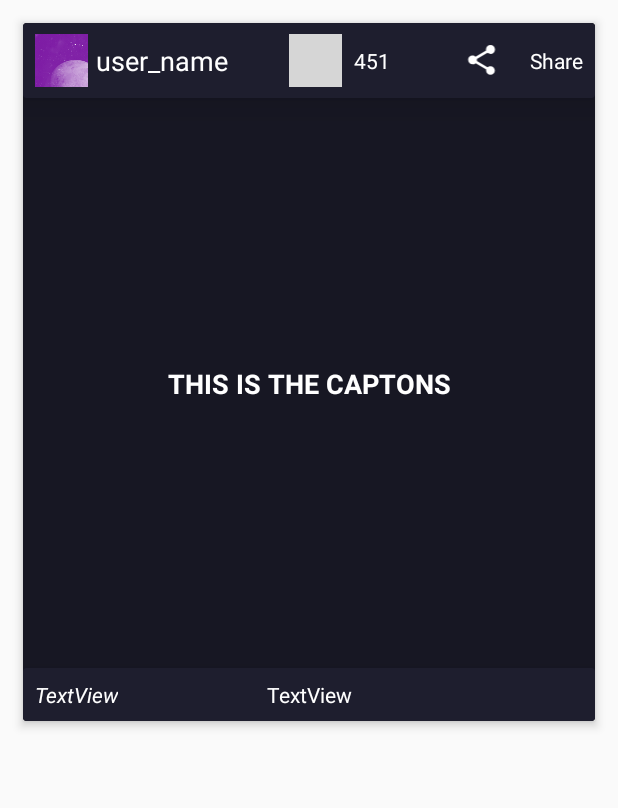
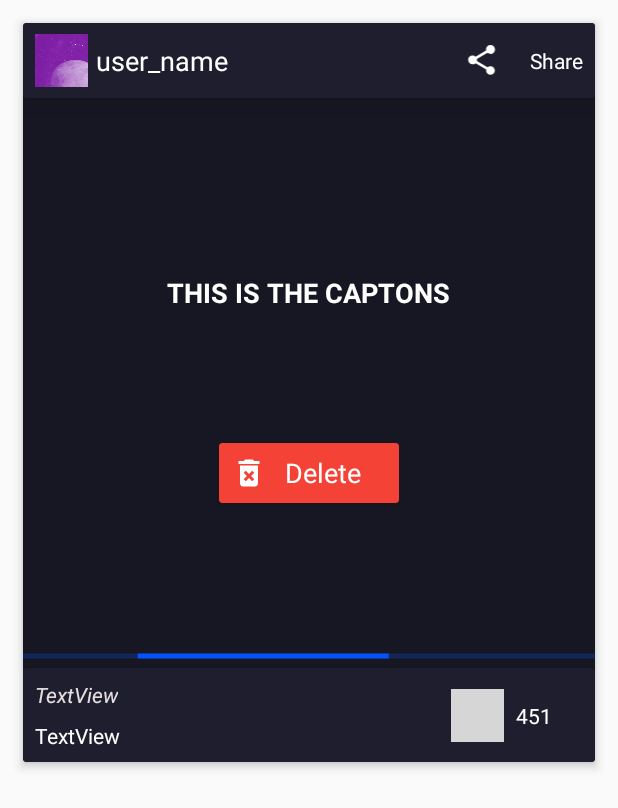
Before and after one commit to nitpydev/Gyanith20-app, an Android app: the SpecificPostActivity screen opened directly, with no data from a screen before it, on a phone screen of 412 x 824 dp. Shown: the top 808 px of the screen. Run offline under Robolectric (Android 15) with nearby library versions, the phone set to English and light mode, and no system bars; libraries missing offline, so code that uses them is left out: com.tbuonomo.viewpagerdotsindicator; plain views replace SpringDotsIndicator; network calls fail; Roboto replaces fonts that are not available here; 1 statement that could not run was skipped; grey boxes are pictures that could not be loaded.

Commit message:
upload cached to use for feed post deletion feature animated post deletion prompt to refresh feed on post upload

```diff
--- a/app/src/main/java/com/barebrains/gyanith20/fragments/CommunityFragment.java
+++ b/app/src/main/java/com/barebrains/gyanith20/fragments/CommunityFragment.java
@@ -35,6 +35,7 @@ import com.firebase.ui.database.paging.DatabasePagingOptions;
 import com.firebase.ui.database.paging.FirebaseRecyclerPagingAdapter;
 import com.firebase.ui.database.paging.LoadingState;
 import com.google.android.material.floatingactionbutton.FloatingActionButton;
+import com.google.android.material.snackbar.Snackbar;
 import com.google.firebase.database.FirebaseDatabase;
 import com.google.firebase.database.Query;
 import com.polyak.iconswitch.IconSwitch;
@@ -78,7 +79,7 @@ public class CommunityFragment extends Fragment {
     public View onCreateView(@NonNull LayoutInflater inflater, @Nullable ViewGroup container, @Nullable Bundle savedInstanceState) {
 
         View root = inflater.inflate(R.layout.fragment_community,container,false);
-
+        PostManager.getInstance().setSnackbarParent(root);
         root.findViewById(R.id.add_post_btn).setOnClickListener(new View.OnClickListener() {
             @Override
             public void onClick(View v) {
@@ -229,7 +230,6 @@ class FeedsPagerAdapter extends PagerAdapter{
         RecyclerView feed = activity.findViewById(feedId);
         final SwipeRefreshLayout refreshFeed = activity.findViewById(refreshFeedId);
 
-
         DatabasePagingOptions<Post> options = new DatabasePagingOptions.Builder<Post>()
                 .setLifecycleOwner(lifecycleOwner)
                 .setQuery(query, config, Post.class)
@@ -263,6 +263,7 @@ class FeedsPagerAdapter extends PagerAdapter{
                 }
             }
         };
+        PostManager.getInstance().setRefreshs(adapter);
 
         feed.setAdapter(adapter);
         feed.setHasFixedSize(true);
--- /dev/null
+++ b/app/src/main/res/drawable/ic_delete_forever_black_24dp.xml
@@ -0,0 +1,9 @@
+<vector xmlns:android="http://schemas.android.com/apk/res/android"
+        android:width="24dp"
+        android:height="24dp"
+        android:viewportWidth="24.0"
+        android:viewportHeight="24.0">
+    <path
+        android:fillColor="#FF000000"
+        android:pathData="M6,19c0,1.1 0.9,2 2,2h8c1.1,0 2,-0.9 2,-2L18,7L6,7v12zM8.46,11.88l1.41,-1.41L12,12.59l2.12,-2.12 1.41,1.41L13.41,14l2.12,2.12 -1.41,1.41L12,15.41l-2.12,2.12 -1.41,-1.41L10.59,14l-2.13,-2.12zM15.5,4l-1,-1h-5l-1,1L5,4v2h14L19,4z"/>
+</vector>
--- a/app/src/main/res/layout/view_post.xml
+++ b/app/src/main/res/layout/view_post.xml
@@ -2,6 +2,7 @@
 <com.google.android.material.card.MaterialCardView xmlns:android="http://schemas.android.com/apk/res/android"
     xmlns:app="http://schemas.android.com/apk/res-auto"
     xmlns:tools="http://schemas.android.com/tools"
+    android:id="@+id/post_root"
     android:layout_width="match_parent"
     android:layout_height="wrap_content"
     android:layout_margin="15dp"
@@ -10,6 +11,7 @@
     app:cardElevation="4dp">
 
     <androidx.constraintlayout.widget.ConstraintLayout
+        android:id="@+id/post"
         android:layout_width="match_parent"
         android:layout_height="match_parent">
 
@@ -84,36 +86,6 @@
                         android:textSize="18sp" />
                 </LinearLayout>
 
-                <LinearLayout
-                    android:id="@+id/like_btn"
-                    android:layout_width="100dp"
-                    android:layout_height="match_parent"
-                    android:layout_marginEnd="16dp"
-                    android:foreground="?android:attr/selectableItemBackground"
-                    android:gravity="center"
-                    app:layout_constraintBottom_toBottomOf="parent"
-                    app:layout_constraintEnd_toStartOf="@+id/share_btn"
-                    app:layout_constraintTop_toTopOf="parent"
-                    app:layout_constraintVertical_bias="0.0">
-
-
-                    <ImageView
-                        android:id="@+id/like_img"
-                        android:layout_width="35dp"
-                        android:layout_height="35dp"
-                        app:srcCompat="@drawable/ic_favorite_border_black_24dp" />
-
-                    <TextView
-                        android:id="@+id/post_likecount"
-                        android:layout_width="wrap_content"
-                        android:layout_height="wrap_content"
-                        android:layout_marginLeft="8dp"
-                        android:layout_marginRight="8dp"
-                        android:gravity="center_vertical"
-                        android:text="451"
-                        android:textColor="@color/txtColor" />
-                </LinearLayout>
-
 
             </androidx.constraintlayout.widget.ConstraintLayout>
 
@@ -127,11 +99,12 @@
             android:layout_height="380dp"
             app:layout_constraintBottom_toTopOf="@+id/materialCardView"
             app:layout_constraintEnd_toEndOf="parent"
+            app:layout_constraintHorizontal_bias="0.0"
             app:layout_constraintStart_toStartOf="parent"
-            app:layout_constraintTop_toBottomOf="@+id/materialCardView2">
+            app:layout_constraintTop_toBottomOf="@+id/materialCardView2"
+            app:layout_constraintVertical_bias="0.0">
 
         </com.barebrains.gyanith20.components.ClickableViewPager>
-
 
         <com.google.android.material.card.MaterialCardView
             android:id="@+id/materialCardView"
@@ -154,7 +127,7 @@
                     android:layout_marginStart="8dp"
                     android:layout_marginTop="8dp"
                     android:text="TextView"
-                    android:textColor="@color/txtColor"
+                    android:textColor="#E7DFDF"
                     android:textStyle="italic"
                     app:layout_constraintStart_toStartOf="parent"
                     app:layout_constraintTop_toTopOf="parent" />
@@ -164,14 +137,43 @@
                     android:layout_width="wrap_content"
                     android:layout_height="wrap_content"
                     android:layout_margin="8dp"
-                    android:layout_marginTop="8dp"
                     android:text="TextView"
                     android:textAlignment="center"
                     android:textColor="@color/txtColor"
                     app:layout_constraintBottom_toBottomOf="parent"
+                    app:layout_constraintEnd_toStartOf="@+id/like_btn"
+                    app:layout_constraintHorizontal_bias="0.0"
+                    app:layout_constraintStart_toStartOf="parent"
+                    app:layout_constraintTop_toBottomOf="@+id/post_timestamp_txt" />
+
+                <LinearLayout
+                    android:id="@+id/like_btn"
+                    android:layout_width="100dp"
+                    android:layout_height="match_parent"
+                    android:layout_marginEnd="8dp"
+                    android:foreground="?android:attr/selectableItemBackground"
+                    android:gravity="center"
+                    app:layout_constraintBottom_toBottomOf="parent"
                     app:layout_constraintEnd_toEndOf="parent"
-                    app:layout_constraintStart_toStartOf="parent"
-                    app:layout_constraintTop_toBottomOf="@+id/dots" />
+                    app:layout_constraintTop_toTopOf="parent">
+
+
+                    <ImageView
+                        android:id="@+id/like_img"
+                        android:layout_width="35dp"
+                        android:layout_height="35dp"
+                        app:srcCompat="@drawable/ic_favorite_border_black_24dp" />
+
+                    <TextView
+                        android:id="@+id/post_likecount"
+                        android:layout_width="wrap_content"
+                        android:layout_height="wrap_content"
+                        android:layout_marginLeft="8dp"
+                        android:layout_marginRight="8dp"
+                        android:gravity="center_vertical"
+                        android:text="451"
+                        android:textColor="@color/txtColor" />
+                </LinearLayout>
 
                 <com.tbuonomo.viewpagerdotsindicator.SpringDotsIndicator
                     android:id="@+id/dots"
@@ -197,20 +199,68 @@
 
         </com.google.android.material.card.MaterialCardView>
 
+        <LinearLayout
+            android:id="@+id/tap_panel"
+            android:layout_width="match_parent"
+            android:layout_height="0dp"
+            android:gravity="center"
+            android:orientation="vertical"
+            app:layout_constraintBottom_toBottomOf="@+id/post_img_viewpager"
+            app:layout_constraintEnd_toEndOf="parent"
+            app:layout_constraintStart_toStartOf="parent"
+            app:layout_constraintTop_toBottomOf="@+id/materialCardView2">
+
             <TextView
                 android:id="@+id/post_captions_text"
                 android:layout_width="wrap_content"
                 android:layout_height="wrap_content"
+                android:layout_margin="8dp"
+                android:layout_marginEnd="8dp"
                 android:text="THIS IS THE CAPTONS"
                 android:textAlignment="center"
                 android:textColor="@color/txtColor"
                 android:textSize="18sp"
-            android:textStyle="bold"
-            app:layout_constraintBottom_toTopOf="@+id/materialCardView"
+                android:textStyle="bold" />
+
+            <com.google.android.material.card.MaterialCardView
+                android:id="@+id/post_delete_btn"
+                android:layout_width="120dp"
+                android:layout_height="wrap_content"
+                android:layout_marginTop="80dp"
+                android:foreground="?android:attr/selectableItemBackground"
+                app:cardBackgroundColor="#F44336">
+
+                <ImageView
+                    android:id="@+id/imageView12"
+                    android:layout_width="wrap_content"
+                    android:layout_height="wrap_content"
+                    android:layout_gravity="center_vertical"
+                    android:layout_margin="8dp"
+                    android:tint="#FFFFFF"
+                    app:srcCompat="@drawable/ic_delete_forever_black_24dp" />
+
+                <TextView
+                    android:layout_width="wrap_content"
+                    android:layout_height="wrap_content"
+                    android:layout_gravity="right|center_vertical"
+                    android:layout_marginEnd="25dp"
+                    android:gravity="center"
+                    android:text="Delete"
+                    android:textColor="@color/txtColor"
+                    android:textSize="18sp" />
+            </com.google.android.material.card.MaterialCardView>
+
+        </LinearLayout>
+
+        <ProgressBar
+            android:id="@+id/post_progress"
+            style="?android:attr/progressBarStyleHorizontal"
+            android:layout_width="match_parent"
+            android:layout_height="wrap_content"
+            android:indeterminate="true"
+            app:layout_constraintBottom_toBottomOf="@+id/post_img_viewpager"
             app:layout_constraintEnd_toEndOf="parent"
-            app:layout_constraintStart_toStartOf="parent"
-            app:layout_constraintTop_toBottomOf="@+id/materialCardView2" />
-
+            app:layout_constraintStart_toStartOf="parent" />
 
     </androidx.constraintlayout.widget.ConstraintLayout>
 
```
Also changed, not shown: app/src/main/java/com/barebrains/gyanith20/components/PostView.java (+50 -7 lines), app/src/main/java/com/barebrains/gyanith20/statics/Anim.java (+14 -0 lines), app/src/main/java/com/barebrains/gyanith20/statics/PostManager.java (+142 -7 lines), app/src/main/res/layout/item_deleted_post.xml (added, +36 -0 lines). Lines whose indentation alone changed are shown as unchanged.
